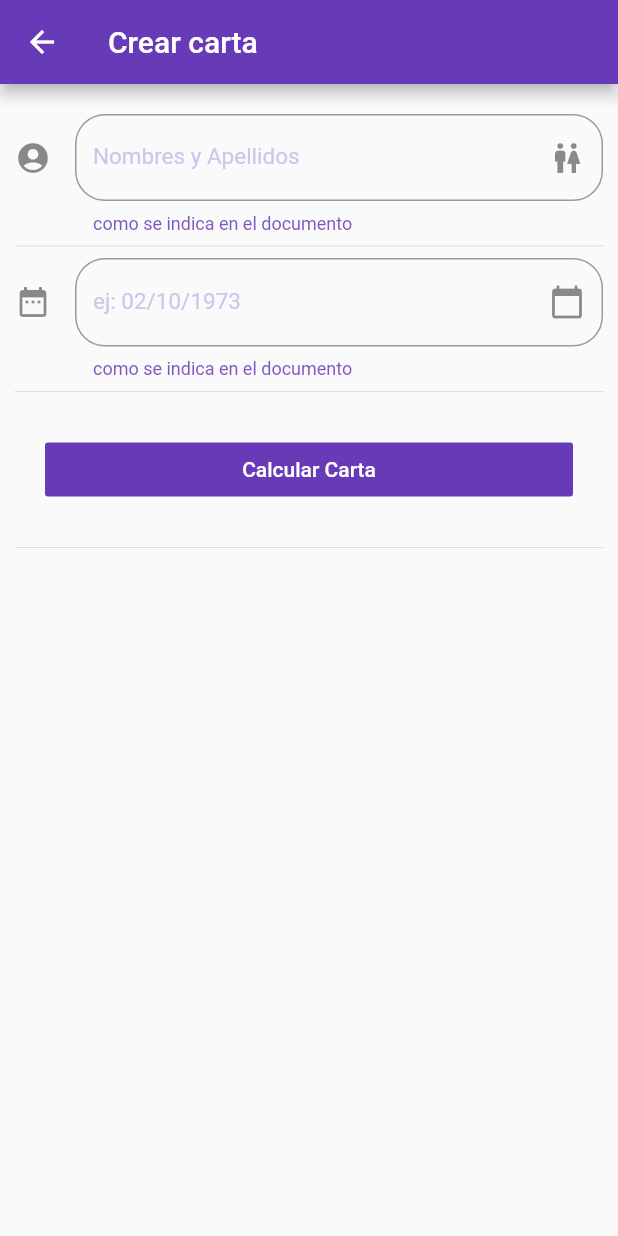
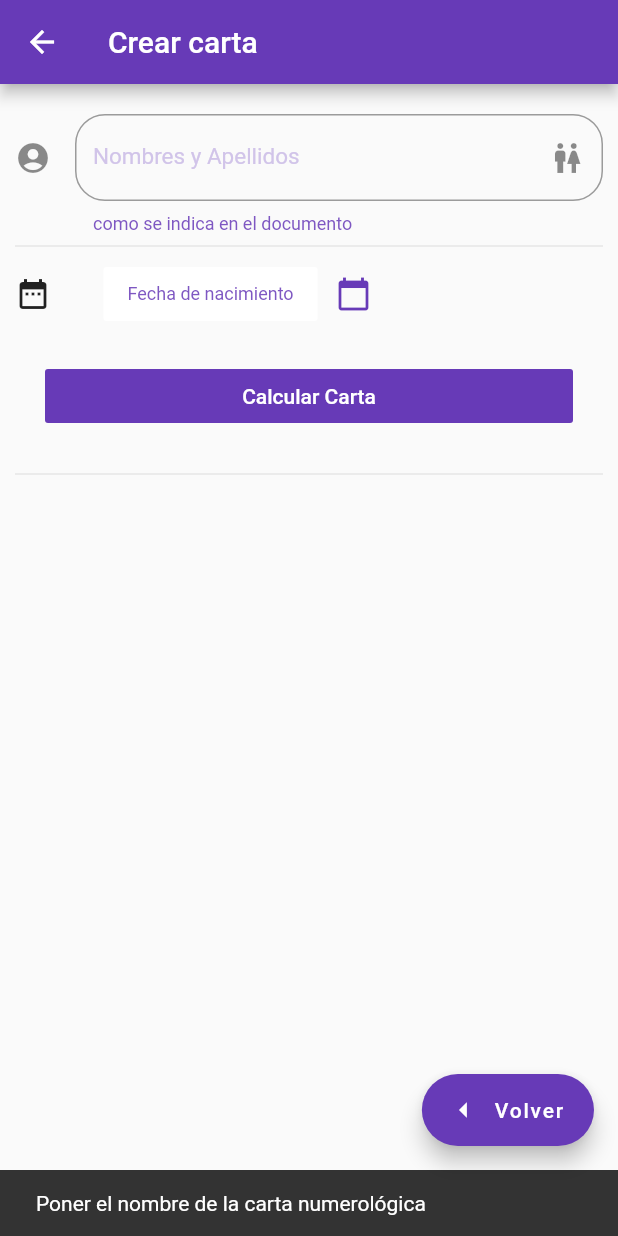
Before and after one commit to MgGoro340/calling340, a Flutter app: the CrearCarta screen opened by its route, after a tap on "Calcular Carta", on a phone screen of 412 x 824 dp. Run offline on Flutter 3.47's test engine with Material 2 defaults, Android fonts, the phone set to English and light mode, and no system bars; our stand-ins replace rxdart, shared_preferences, sqflite; missing offline and left inert: flutter_rounded_date_picker; accounts and stored records are empty.

Commit message:
algunos bugs mejorados

```diff
--- a/lib/pages/crear_carta.dart
+++ b/lib/pages/crear_carta.dart
@@ -5,8 +5,11 @@ import 'package:numerologia001/models/carta_model.dart';
 import 'package:numerologia001/utils/calculo_carta.dart';
 import 'package:intl/intl.dart';
 
+
+
 class CrearCarta extends StatefulWidget {
   const CrearCarta({Key key}) : super(key: key);
+
 
   @override
   _CrearCartaState createState() => _CrearCartaState();
@@ -26,6 +29,7 @@ class _CrearCartaState extends State<CrearCarta> {
   String _nombre = '';
   //String _nombre = '';
 
+//BuildContext _context
   @override
   Widget build(BuildContext context) {
     cartasBloc = Provider.cartasBloc(context);
@@ -37,12 +41,18 @@ class _CrearCartaState extends State<CrearCarta> {
       //} else {
       //  carta.fechaNacimiento = '02/10/1973';
     }
-
     return Scaffold(
+        key: scaffoldKey,
         appBar: AppBar(
           title: Text("Crear carta"),
         ),
-        body: // ListView(
+        floatingActionButton: FloatingActionButton.extended(
+            label: Text('Volver'),
+            onPressed: () => Navigator.pop(context),
+            icon: Icon(Icons.arrow_left),
+            backgroundColor: Colors.deepPurple),
+        body:
+            // ListView(
             //padding: EdgeInsets.symmetric(horizontal: 10.0, vertical: 20.0),
             Container(
                 padding: EdgeInsets.symmetric(horizontal: 10.0, vertical: 20.0),
@@ -52,9 +62,17 @@ class _CrearCartaState extends State<CrearCarta> {
                       children: <Widget>[
                         _crearPersona(),
                         Divider(),
-                        _crearFecha(context),
+                        //_crearFecha(context),
+                        //Divider(),
+                        buildFecha(context),
+                        buildButtonCalcularCarta(),
                         Divider(),
-                        Container(
+                      ],
+                    ))));
+  }
+
+  Container buildButtonCalcularCarta() {
+    return Container(
                         margin: EdgeInsets.all(20),
                         child: FlatButton(
                           child: Text('Calcular Carta'),
@@ -62,10 +80,49 @@ class _CrearCartaState extends State<CrearCarta> {
                           textColor: Colors.white,
                           onPressed: () => _calcularCarta(_fecha, _nombre),
                         ),
+                      );
+  }
+
+  Container buildFecha(BuildContext context) {
+    return Container(
+      child: Row(
+        children: <Widget>[
+          Icon(Icons.date_range),
+          SizedBox(
+            width: 15.0,
+            //child: const Card(child: Text('Hello World!')),
           ),
-                        Divider(),
+          Text(
+            '$_fecha',
+            //icon: Icon(Icons.date_range)),
+            style: TextStyle(
+                fontWeight: FontWeight.bold,
+                fontSize: 15,
+                color: Colors.deepPurple),
+          ),
+          SizedBox(
+            width: 20.0,
+            //child: const Card(child: Text('Hello World!')),
+          ),
+          FlatButton(
+            child: Text('Fecha de nacimiento',
+                style: TextStyle(
+                    fontWeight: FontWeight.normal,
+                    fontSize: 12,
+                    color: Colors.deepPurple[400])),
+            color: Colors.white,
+            textColor: Colors.white,
+            onPressed: () => _selectDate(context),
+          ),
+          IconButton(
+            icon: Icon(Icons.calendar_today),
+            tooltip: 'Seleccionar Fecha de nacimiento',
+            color: Colors.deepPurple,
+            onPressed: () => _selectDate(context),
+          ),
         ],
-                    ))));
+      ),
+    );
   }
 
   Widget _crearPersona() {
@@ -76,7 +133,7 @@ class _CrearCartaState extends State<CrearCarta> {
       autofocus: false,
       //controller: _nombreEditingController,
       textCapitalization: TextCapitalization.sentences,
-      onSaved: (value) => carta.nombre = value,
+      onSaved: (value) => _nombre = value,
       decoration: InputDecoration(
           border: OutlineInputBorder(borderRadius: BorderRadius.circular(20.0)),
           hintText: 'Nombre de la persona',
@@ -104,39 +161,6 @@ class _CrearCartaState extends State<CrearCarta> {
     );
   }
 
-  Widget _crearFecha(BuildContext context) {
-    return TextFormField(
-      //initialValue: carta.fechaNacimiento,
-      enableInteractiveSelection: true,
-      cursorColor: Colors.deepPurple[200],
-      controller: _fechaEditingController,
-      onSaved: (value) => carta.fechaNacimiento = value,
-      decoration: InputDecoration(
-          border: OutlineInputBorder(borderRadius: BorderRadius.circular(20.0)),
-          hintText: 'Fecha de Nacimiento',
-          hintStyle: TextStyle(
-              fontWeight: FontWeight.normal,
-              fontSize: 15,
-              color: Colors.deepPurple[100]),
-          labelText: 'ej: 02/10/1973',
-          labelStyle: TextStyle(
-              fontWeight: FontWeight.normal,
-              fontSize: 15,
-              color: Colors.deepPurple[100]),
-          helperText: 'como se indica en el documento',
-          helperStyle: TextStyle(
-              fontWeight: FontWeight.normal,
-              fontSize: 12,
-              color: Colors.deepPurple[400]),
-          suffixIcon: Icon(Icons.calendar_today),
-          icon: Icon(Icons.date_range)),
-      onTap: () {
-        FocusScope.of(context).requestFocus(new FocusNode());
-        _selectDate(context);
-      },
-    );
-  }
-
   _selectDate(BuildContext context) async {
     DateTime fechaSeleccionada = await showRoundedDatePicker(
       context: context,
@@ -146,37 +170,35 @@ class _CrearCartaState extends State<CrearCarta> {
       firstDate: new DateTime(1900),
       lastDate: new DateTime(2030),
     );
-
-    // DateTime fechaSeleccionada = await showDatePicker(
-    //   context: context,
-    //   locale: Locale("es", "ES"),
-    //   initialDate: new DateTime.now(),
-    //   firstDate: new DateTime(1900),
-    //   lastDate: new DateTime(2030),
-    // );
     if (fechaSeleccionada != null) {
       setState(() {
-        // DateFormat formatter = DateFormat('dd-MM-yyyy');
-        //_fecha = formatter.format(fechaSeleccionada);
-        //print(' _fecha $_fecha');
-        //_fecha = fechaSeleccionada.toString();
-        // _fechaEditingController.text = _fecha;
-        print('asignando fecha');
-        _fechaEditingController.text = fechaSeleccionada.toString();
+        _fechaEditingController.text = '02-10-1973';
+        DateFormat formatter = DateFormat('dd-MM-yyyy');
+        _fecha = formatter.format(fechaSeleccionada);
+        print('asignando fecha' + _fecha.toString().substring(0, 10));
+        _fechaEditingController.text = _fecha.toString().substring(0, 10);
       });
     }
   }
 
   _calcularCarta(String fecha, String nombre) {
-    // print(' en _calcularCarta() ');
+    if (_nombre == '') {
+      mostrarSnackbar(context, 'Poner el nombre de la carta numerológica');
+      return;
+    }
+    if (_fecha == '') {
+      mostrarSnackbar(
+          context, 'Poner la fecha de nacimiento de la carta numerológica');
+      return;
+    }
     carta = new CartaModel();
-    print(' _calcularCarta ' + ' fecha :' + fecha + ' Nombre :' + nombre);
+    //print(' _calcularCarta ' + ' fecha :' + fecha + ' Nombre :' + nombre);
     //var now = new DateTime.now();
     //print(DateFormat('dd/MM/yyyy').format(DateTime.parse(fecha)));
     CalculoCarta _calculo = CalculoCarta();
     carta = _calculo.calcularCarta(fecha, nombre);
     _submit();
-    //mostrarSnackbar('Carta creada!!!!');
+    mostrarSnackbar(context, 'Carta creada!!!!');
   }
 
   void _submit() async {
@@ -186,12 +208,53 @@ class _CrearCartaState extends State<CrearCarta> {
     Navigator.pop(context);
   }
 
-  void mostrarSnackbar(String mensaje) {
+  void mostrarSnackbar(BuildContext context, String mensaje) {
     final snackbar = SnackBar(
       content: Text(mensaje),
       duration: Duration(milliseconds: 1500),
     );
-
+    //Scaffold.of(context).showSnackBar(snackbar);
     scaffoldKey.currentState.showSnackBar(snackbar);
   }
+
+  void _showToast(BuildContext context, String mensaje) {
+
+      //Get.snackbar('Hi', 'i am a modern snackbar');
+
+
   }
+
+}
+
+// Widget _crearFecha(BuildContext context) {
+  //   return TextFormField(
+  //     //initialValue: carta.fechaNacimiento,
+  //     //enableInteractiveSelection: true,
+  //     cursorColor: Colors.deepPurple[200],
+  //     controller: _fechaEditingController,
+  //     //onSaved: (value) => _fecha = value,
+  //     decoration: InputDecoration(
+  //         border: OutlineInputBorder(borderRadius: BorderRadius.circular(20.0)),
+  //         hintText: 'Fecha de Nacimiento',
+  //         hintStyle: TextStyle(
+  //             fontWeight: FontWeight.normal,
+  //             fontSize: 15,
+  //             color: Colors.deepPurple[100]),
+  //         labelText: 'ej: 02/10/1973',
+  //         labelStyle: TextStyle(
+  //             fontWeight: FontWeight.normal,
+  //             fontSize: 15,
+  //             color: Colors.deepPurple[100]),
+  //         helperText: 'como se indica en el documento',
+  //         helperStyle: TextStyle(
+  //             fontWeight: FontWeight.normal,
+  //             fontSize: 12,
+  //             color: Colors.deepPurple[400]),
+  //         suffixIcon: Icon(Icons.calendar_today),
+  //         icon: Icon(Icons.date_range)),
+  //     onTap: () {
+  //       FocusScope.of(context).requestFocus(new FocusNode());
+  //       _selectDate(context);
+  //     },
+  //   );
+  // }
--- a/lib/pages/home_page.dart
+++ b/lib/pages/home_page.dart
@@ -11,9 +11,10 @@ class HomePage extends StatelessWidget {
     cartasBloc.cargarCartas();
 
     return new Scaffold(
-        floatingActionButton: FloatingActionButton(
+        floatingActionButton: FloatingActionButton.extended(
+            label: Text('Agregar Carta'),
             onPressed: () => _crearCarta(context),
-            child: Icon(Icons.add),
+            icon: Icon(Icons.add),
             backgroundColor: Colors.deepPurple),
         appBar: AppBar(
           title: Text("Cartas Numerologicas"),
--- a/lib/pages/ver_carta.dart
+++ b/lib/pages/ver_carta.dart
@@ -17,7 +17,7 @@ class _VerCartaState extends State<VerCarta> {
   CartaModel carta = new CartaModel();
   //bool _guardando = false;
 
-  TextEditingController _fechaEditingController = new TextEditingController();
+  //TextEditingController _fechaEditingController = new TextEditingController();
   String _fecha = '';
   //String _nombre = '';
 
@@ -36,12 +36,11 @@ class _VerCartaState extends State<VerCarta> {
       appBar: AppBar(
         title: crearTituloAppBar(),
       ),
-      floatingActionButton:
-        FloatingActionButton(
-          onPressed: () => Navigator.pop(context),
-          child: Icon(Icons.arrow_back),
-          backgroundColor: Colors.deepPurple
-          ),
+     floatingActionButton: FloatingActionButton.extended(
+            label: Text('Volver'),
+            onPressed: () => Navigator.pop(context),
+            icon: Icon(Icons.arrow_left),
+            backgroundColor: Colors.deepPurple),
       body: // ListView(
           //padding: EdgeInsets.symmetric(horizontal: 10.0, vertical: 20.0),
           Container(
--- a/pubspec.yaml
+++ b/pubspec.yaml
@@ -36,6 +36,7 @@ dependencies:
   path_provider: ^1.6.7
   intl: ^0.16.1
   flutter_rounded_date_picker: 1.0.0
+
 
 
 dev_dependencies:
```
Also changed, not shown: pubspec.lock, 8 other files. Lines whose indentation alone changed are shown as unchanged.
